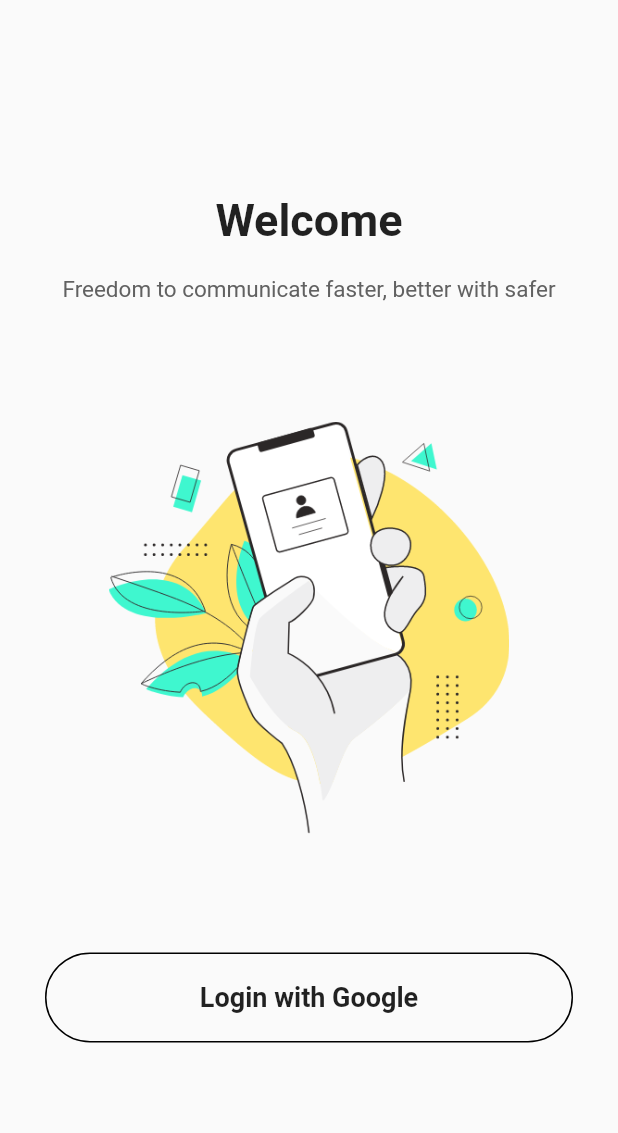
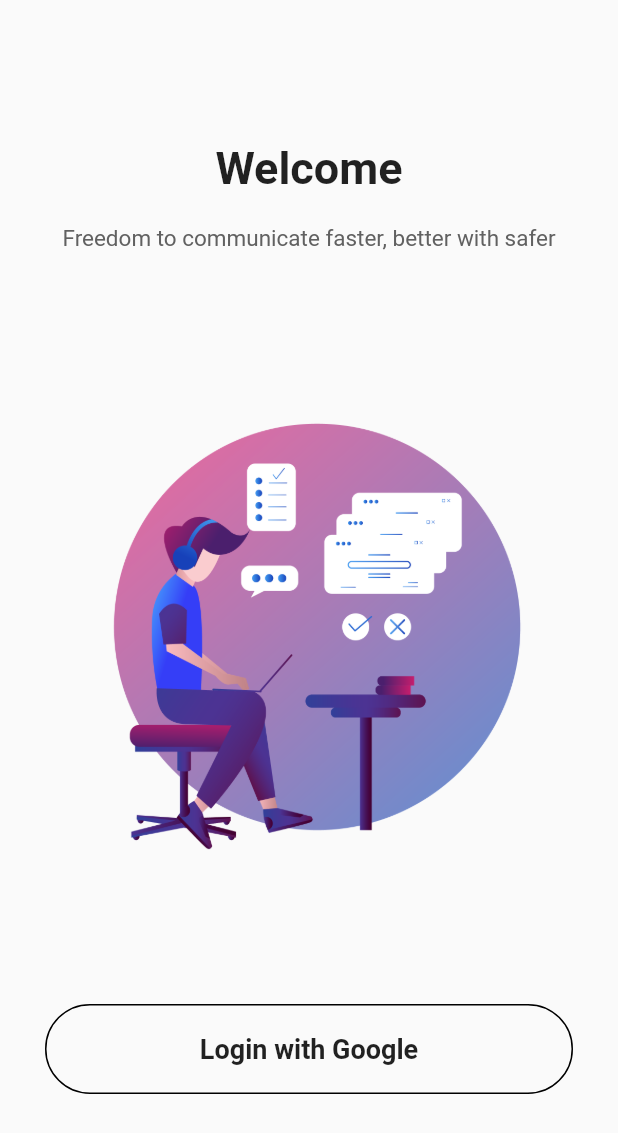
Before and after one commit to realnihal/freedomchat, a Flutter app: the screen it shows after launch, on a phone screen of 412 x 824 dp. Shown: the top 1133 px of the screen. Run offline on Flutter 3.47's test engine with Material 2 defaults, Android fonts, the phone set to English and light mode, and no system bars; our stand-ins replace cloud_firestore, firebase_auth, firebase_core, google_sign_in; accounts and stored records are empty.

Commit message:
changed illustration

```diff
--- a/lib/screens/login_screen.dart
+++ b/lib/screens/login_screen.dart
@@ -49,7 +49,7 @@
                 ],
               ),
               Container(
-                height: MediaQuery.of(context).size.height/3,
+                height: MediaQuery.of(context).size.height/2,
                 decoration: BoxDecoration(
                   image: DecorationImage(image: AssetImage('assets/Illustration.png'))
                 ),
```
Also changed, not shown: assets/Illustration.png, assets/Illustration1.png (added).
